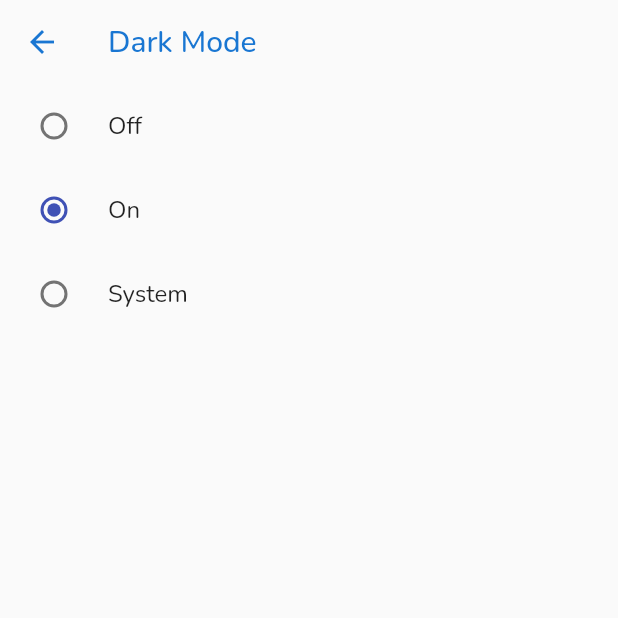
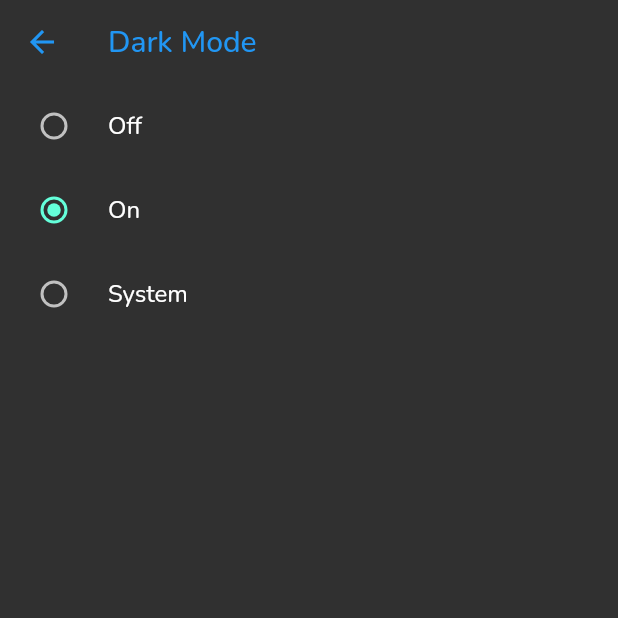
Before and after one commit to jedymatt/task_n_note, a Flutter app: the DarkModeScreen screen opened directly, after a tap on "On", on a phone screen of 412 x 824 dp, the top half of it. Run offline on Flutter 3.47's test engine with Material 2 defaults, Android fonts, the phone set to English and light mode, and no system bars; our stand-ins replace cloud_firestore, firebase_auth, firebase_core, flutter_svg, freezed_annotation, google_fonts and 2 more; accounts and stored records are empty; generated files the repository leaves out were written again; network calls fail.

Commit message:
Added dark mode functionality

```diff
--- a/lib/app.dart
+++ b/lib/app.dart
@@ -1,7 +1,11 @@
+import 'dart:developer';
+
 import 'package:firebase_core/firebase_core.dart';
 import 'package:flutter/material.dart';
 import 'package:google_fonts/google_fonts.dart';
 import 'package:provider/provider.dart';
+import 'package:task_n_note/enums.dart';
+import 'package:task_n_note/providers/dark_mode_provider.dart';
 
 import 'models/models.dart';
 import 'screens/home_screen.dart';
@@ -19,9 +23,13 @@ class _AppState extends State<App> {
 
   @override
   Widget build(BuildContext context) {
+    return Consumer<DarkModeProvider>(
+      builder: (context, darkMode, child) {
         return MaterialApp(
           // debugShowCheckedModeBanner: false,
-      theme: _buildThemeData(context),
+          theme: _buildThemeData(),
+          darkTheme: _buildDarkThemeData(),
+          themeMode: getThemeMode(),
           // home: StreamBuilder<User?>(
           //   stream: AuthService().user,
           //   builder: (context, snapshot) {
@@ -92,16 +100,32 @@ class _AppState extends State<App> {
             },
           ),
         );
+      },
+    );
   }
 
-  ThemeData _buildThemeData(context) {
+  ThemeMode getThemeMode() {
+    final mode = context.read<DarkModeProvider>().value;
+    switch (mode) {
+      case DarkMode.off:
+        return ThemeMode.light;
+      case DarkMode.on:
+        return ThemeMode.dark;
+      case DarkMode.system:
+        return ThemeMode.system;
+      default:
+        return ThemeMode.light;
+    }
+  }
+
+  ThemeData _buildThemeData() {
     return ThemeData(
       textTheme: GoogleFonts.nunitoTextTheme(),
       visualDensity: VisualDensity.adaptivePlatformDensity,
       primarySwatch: Colors.indigo,
       shadowColor: Colors.indigoAccent,
       appBarTheme: AppBarTheme.of(context).copyWith(
-        backgroundColor: Colors.transparent,
+        backgroundColor: Theme.of(context).scaffoldBackgroundColor,
         foregroundColor: Theme.of(context).primaryColorDark,
         elevation: 0.0,
       ),
@@ -118,4 +142,32 @@ class _AppState extends State<App> {
       ),
     );
   }
+
+  ThemeData _buildDarkThemeData() {
+    return ThemeData(
+      textTheme: GoogleFonts.nunitoTextTheme(
+        ThemeData(brightness: Brightness.dark).textTheme,
+      ),
+      visualDensity: VisualDensity.adaptivePlatformDensity,
+      primarySwatch: Colors.indigo,
+      brightness: Brightness.dark,
+      shadowColor: Colors.indigoAccent,
+      appBarTheme: AppBarTheme.of(context).copyWith(
+        backgroundColor: ThemeData.dark().scaffoldBackgroundColor,
+        foregroundColor: Theme.of(context).primaryColor,
+        elevation: 0.0,
+      ),
+      tabBarTheme: TabBarTheme.of(context).copyWith(
+        labelColor: Theme.of(context).primaryColor,
+        unselectedLabelColor: Theme.of(context).primaryColor,
+        indicatorSize: TabBarIndicatorSize.label,
+        indicator: UnderlineTabIndicator(
+          borderSide: BorderSide(
+            color: Theme.of(context).primaryColorDark,
+            width: 2.0,
+          ),
+        ),
+      ),
+    );
   }
+}
--- /dev/null
+++ b/lib/enums.dart
@@ -0,0 +1,5 @@
+enum DarkMode {
+  off,
+  on,
+  system,
+}
--- /dev/null
+++ b/lib/local_storage/dark_mode_preference.dart
@@ -0,0 +1,22 @@
+import 'package:shared_preferences/shared_preferences.dart';
+
+import '../enums.dart';
+
+class DarkModePreference {
+  static const darkModeKey = 'dark_mode_status';
+
+  setMode(DarkMode darkMode) async {
+    final prefs = await SharedPreferences.getInstance();
+    prefs.setString(darkModeKey, darkMode.toString());
+  }
+
+  Future<DarkMode> getMode() async {
+    final prefs = await SharedPreferences.getInstance();
+    final resultMode = prefs.getString(darkModeKey);
+
+    return DarkMode.values.firstWhere(
+      (element) => element.toString() == resultMode,
+      orElse: () => DarkMode.off,
+    );
+  }
+}
--- a/lib/main.dart
+++ b/lib/main.dart
@@ -6,12 +6,16 @@ import 'package:task_n_note/models/user.dart';
 import '../firebase_options.dart';
 import '../services/auth_service.dart';
 import 'app.dart';
+import 'providers/dark_mode_provider.dart';
 
 void main() async {
   WidgetsFlutterBinding.ensureInitialized();
   await Firebase.initializeApp(
     options: DefaultFirebaseOptions.currentPlatform,
   );
+
+  final darkModeProvider = DarkModeProvider();
+
   runApp(
     MultiProvider(
       providers: [
@@ -19,6 +23,7 @@ void main() async {
           value: AuthService().user,
           initialData: null,
         ),
+        ChangeNotifierProvider(create: (context) => darkModeProvider),
       ],
       child: const App(),
     ),
--- /dev/null
+++ b/lib/providers/dark_mode_provider.dart
@@ -0,0 +1,26 @@
+import 'package:flutter/cupertino.dart';
+
+import '../local_storage/dark_mode_preference.dart';
+import '../enums.dart';
+
+class DarkModeProvider extends ChangeNotifier {
+  final _darkModePreference = DarkModePreference();
+
+  DarkModeProvider() {
+    init();
+  }
+
+  void init() async {
+    _default = await _darkModePreference.getMode();
+  }
+
+  DarkMode _default = DarkMode.off;
+
+  DarkMode get value => _default;
+
+  set value(DarkMode value) {
+    _default = value;
+    _darkModePreference.setMode(value);
+    notifyListeners();
+  }
+}
--- a/lib/screens/dark_mode_screen.dart
+++ b/lib/screens/dark_mode_screen.dart
@@ -1,10 +1,8 @@
 import 'package:flutter/material.dart';
+import 'package:provider/provider.dart';
+import 'package:task_n_note/providers/dark_mode_provider.dart';
 
-enum DarkMode {
-  off,
-  on,
-  system,
-}
+import '../enums.dart';
 
 class DarkModeScreen extends StatefulWidget {
   const DarkModeScreen({Key? key}) : super(key: key);
@@ -14,10 +12,9 @@ class DarkModeScreen extends StatefulWidget {
 }
 
 class _DarkModeScreenState extends State<DarkModeScreen> {
-  DarkMode _darkMode = DarkMode.off;
-
   @override
   Widget build(BuildContext context) {
+    return Consumer<DarkModeProvider>(builder: (context, darkMode, child) {
       return Scaffold(
         appBar: AppBar(
           title: const Text('Dark Mode'),
@@ -27,35 +24,36 @@ class _DarkModeScreenState extends State<DarkModeScreen> {
             RadioListTile<DarkMode>(
               title: const Text('Off'),
               value: DarkMode.off,
-            groupValue: _darkMode,
+              groupValue: darkMode.value,
               onChanged: (value) {
                 setState(() {
-                _darkMode = value!;
+                  darkMode.value = value!;
                 });
               },
             ),
             RadioListTile<DarkMode>(
               title: const Text('On'),
               value: DarkMode.on,
-            groupValue: _darkMode,
+              groupValue: darkMode.value,
               onChanged: (value) {
                 setState(() {
-                _darkMode = value!;
+                  darkMode.value = value!;
                 });
               },
             ),
             RadioListTile<DarkMode>(
               title: const Text('System'),
               value: DarkMode.system,
-            groupValue: _darkMode,
+              groupValue: darkMode.value,
               onChanged: (value) {
                 setState(() {
-                _darkMode = value!;
+                  darkMode.value = value!;
                 });
               },
             ),
           ],
         ),
       );
+    });
   }
 }
--- a/pubspec.yaml
+++ b/pubspec.yaml
@@ -25,6 +25,7 @@ dependencies:
   get_it: ^7.2.0
   freezed_annotation: ^1.1.0
   json_annotation: ^4.4.0
+  shared_preferences: ^2.0.11
 
 dev_dependencies:
   flutter_test:
```
Also changed, not shown: pubspec.lock. Lines whose indentation alone changed are shown as unchanged.
